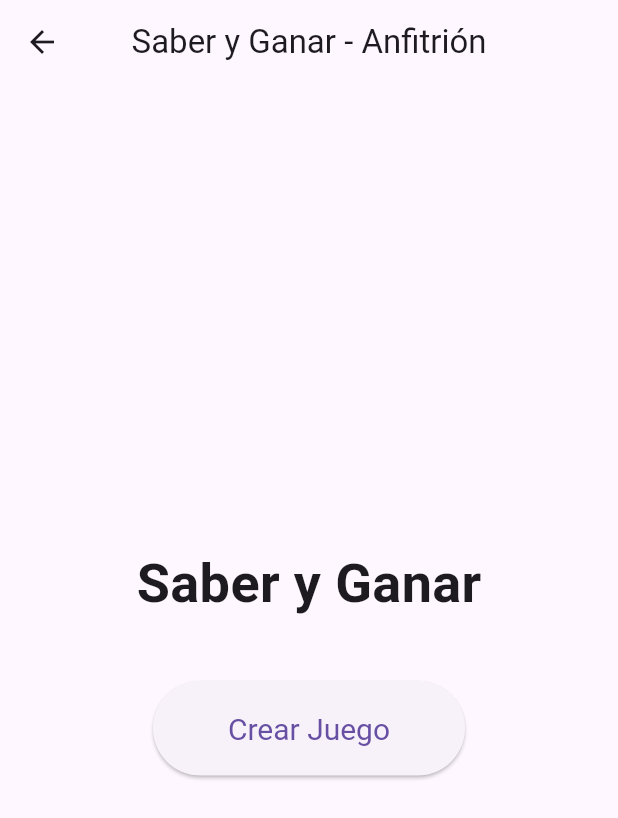
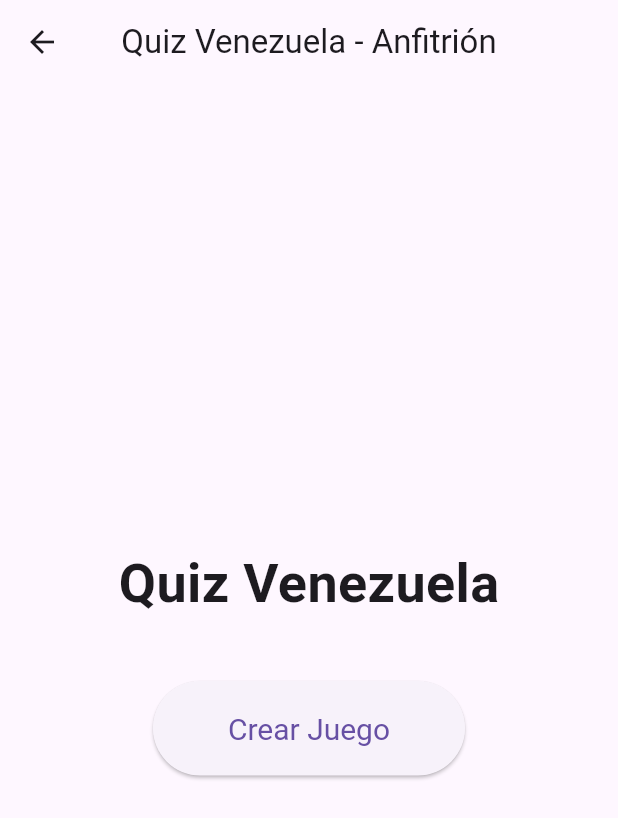
Before and after one commit to JoseViccaro/Saber-y-Ganar, a Flutter app: the HostApp screen opened directly, on a phone screen of 412 x 824 dp. Shown: the top 818 px of the screen. Run offline on Flutter 3.47's test engine with Material 3 defaults, Android fonts, the phone set to English and light mode, and no system bars; our stand-ins replace socket_io_client; network calls fail.

Commit message:
feat: Rename 'Saber y Ganar' to 'Quiz Venezuela' and update question file

```diff
--- a/kahoot_flutter_app/lib/host_app.dart
+++ b/kahoot_flutter_app/lib/host_app.dart
@@ -206,7 +206,7 @@ class _HostAppState extends State<HostApp> {
       mainAxisAlignment: MainAxisAlignment.center,
       children: [
         const Text(
-          'Saber y Ganar',
+          'Quiz Venezuela',
           style: TextStyle(fontSize: 36, fontWeight: FontWeight.bold),
         ),
         const SizedBox(height: 40),
@@ -571,7 +571,7 @@ class _HostAppState extends State<HostApp> {
   Widget build(BuildContext context) {
     return Scaffold(
       appBar: AppBar(
-        title: const Text('Saber y Ganar - Anfitrión'),
+        title: const Text('Quiz Venezuela - Anfitrión'),
         centerTitle: true,
       ),
       body: Center(
--- a/kahoot_flutter_app/lib/main.dart
+++ b/kahoot_flutter_app/lib/main.dart
@@ -12,7 +12,7 @@ class MyApp extends StatelessWidget {
   @override
   Widget build(BuildContext context) {
     return MaterialApp(
-      title: 'Saber y Ganar',
+      title: 'Quiz Venezuela',
       theme: ThemeData(
         primarySwatch: Colors.deepPurple,
         visualDensity: VisualDensity.adaptivePlatformDensity,
@@ -29,7 +29,7 @@ class HomeScreen extends StatelessWidget {
   Widget build(BuildContext context) {
     return Scaffold(
       appBar: AppBar(
-        title: const Text('Saber y Ganar'),
+        title: const Text('Quiz Venezuela'),
         centerTitle: true,
       ),
       body: Center(
--- a/kahoot_flutter_app/lib/player_app.dart
+++ b/kahoot_flutter_app/lib/player_app.dart
@@ -210,7 +210,7 @@ class _PlayerAppState extends State<PlayerApp> {
       mainAxisAlignment: MainAxisAlignment.center,
       children: [
         const Text(
-          'Saber y Ganar',
+          'Quiz Venezuela',
           style: TextStyle(fontSize: 36, fontWeight: FontWeight.bold),
         ),
         const SizedBox(height: 20),
@@ -451,7 +451,7 @@ class _PlayerAppState extends State<PlayerApp> {
   Widget build(BuildContext context) {
     return Scaffold(
       appBar: AppBar(
-        title: const Text('Saber y Ganar - Jugador'),
+        title: const Text('Quiz Venezuela - Jugador'),
         centerTitle: true,
       ),
       body: Center(
--- a/kahoot_flutter_app/pubspec.yaml
+++ b/kahoot_flutter_app/pubspec.yaml
@@ -1,5 +1,5 @@
 name: saber_y_ganar
-description: "Saber y Ganar"
+description: "Quiz Venezuela"
 # The following line prevents the package from being accidentally published to
 # pub.dev using `flutter pub publish`. This is preferred for private packages.
 publish_to: 'none' # Remove this line if you wish to publish to pub.dev
```
Also changed, not shown: Quiz Venezuela.json (renamed from questions.json), 4 other files.
